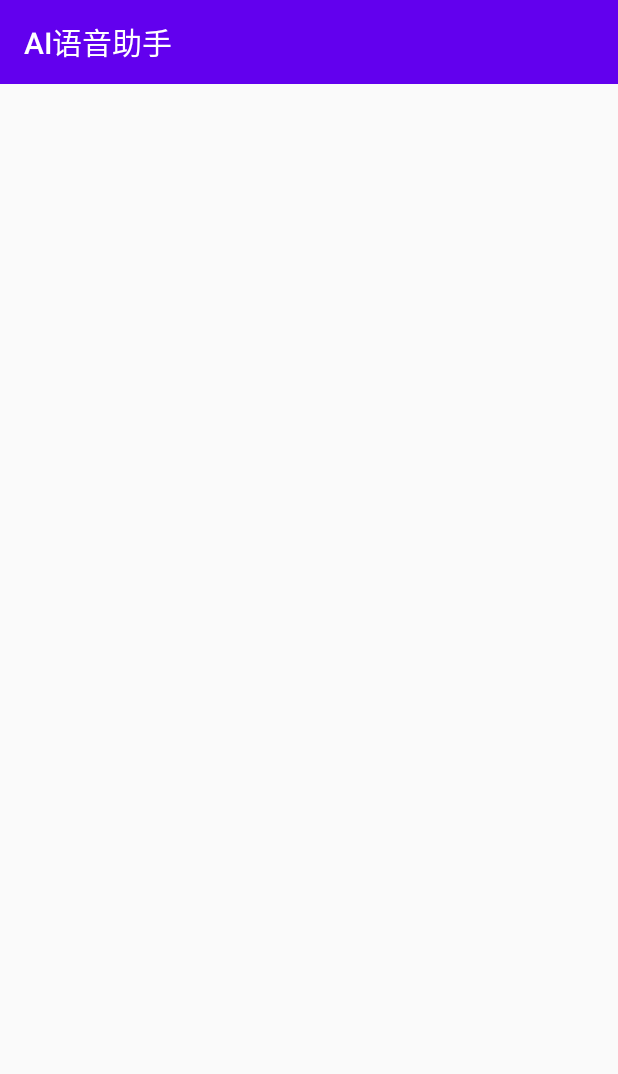
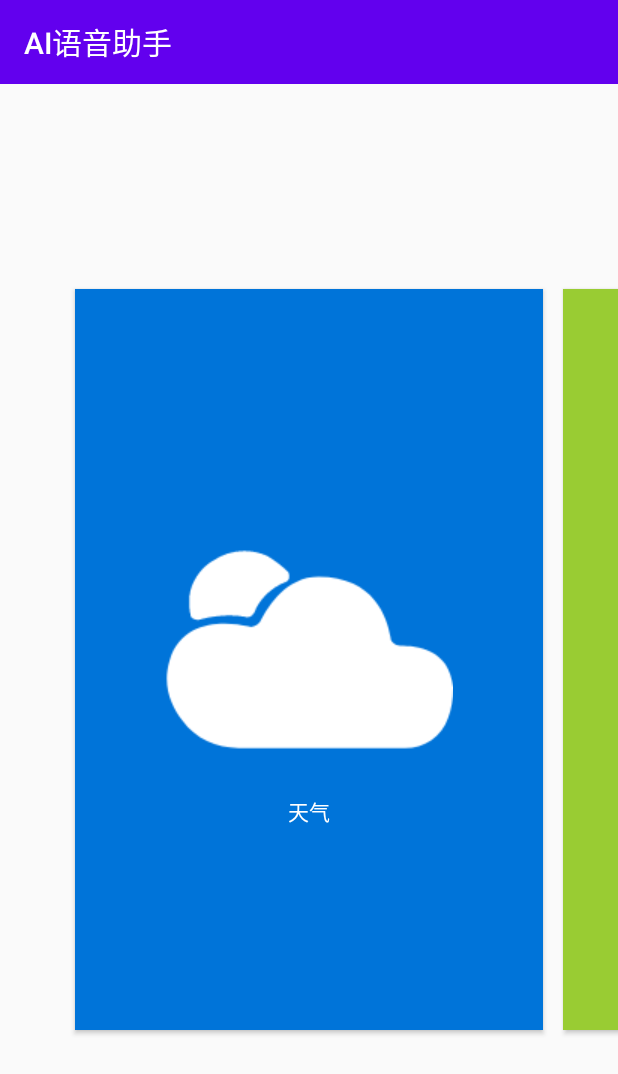
Before and after one commit to LiangLliu/AIVoiceApp, an Android app: the screen it shows after launch (MainActivity), on a phone screen of 412 x 824 dp. Shown: the top 1074 px of the screen. Run offline under Robolectric (Android 15) with nearby library versions, the phone set to English and light mode, and no system bars; libraries missing offline, so code that uses them is left out: com.alibaba.android, com.yanzhenjie.permission, com.zhy.magicviewpager; 2 statements that could not run were skipped.

Commit message:
封装 page adapter

```diff
--- a/app/src/main/java/com/edwin/aivoiceapp/MainActivity.kt
+++ b/app/src/main/java/com/edwin/aivoiceapp/MainActivity.kt
@@ -1,22 +1,32 @@
 package com.edwin.aivoiceapp
 
+import android.Manifest
 import android.content.Intent
+import android.content.pm.PackageManager
+import android.os.Build
+import android.view.View
+import android.widget.ImageView
+import android.widget.TextView
+import androidx.cardview.widget.CardView
+import com.edwin.aivoiceapp.data.MainListData
 import com.edwin.aivoiceapp.service.VoiceService
 import com.edwin.lib_base.base.BaseActivity
+import com.edwin.lib_base.base.adapter.BasePagerAdapter
 import com.edwin.lib_base.helper.ARouterHelper
-import com.edwin.lib_base.utils.L
-import com.edwin.lib_network.HttpManager
-import okhttp3.ResponseBody
-import retrofit2.Call
 
-import retrofit2.Callback
-import retrofit2.Response
+import com.yanzhenjie.permission.AndPermission
+import com.yanzhenjie.permission.runtime.Permission
+import com.zhy.magicviewpager.transformer.ScaleInTransformer
+import kotlinx.android.synthetic.main.activity_main.*
 
 
+@Suppress("DEPRECATION")
 class MainActivity : BaseActivity() {
 
 
-    private lateinit var mList: ArrayList<String>
+    private val mList = ArrayList<MainListData>()
+
+    private val mListView = ArrayList<View>()
 
 
     override fun getLayoutId(): Int {
@@ -33,33 +43,104 @@ class MainActivity : BaseActivity() {
 
 
     override fun initView() {
+        requestPermission()
 
-
-        startService(Intent(this, VoiceService::class.java))
-
-        testWeather()
-
-        ARouterHelper.startActivity(ARouterHelper.PATH_DEVELOPER)
+        initPagerData()
+        initPagerView()
 
     }
 
-    // https://www.juhe.cn/docs/api/id/73
-    private fun testWeather() {
+    /**
+     * 初始化View
+     */
+    private fun initPagerView() {
 
-        HttpManager.queryWeather("北京")
-            .enqueue(object : Callback<ResponseBody> {
-                override fun onFailure(call: Call<ResponseBody>, t: Throwable) {
-                    L.i("请求失败")
+        mViewPager.pageMargin = 20
+        mViewPager.offscreenPageLimit = mList.size
+        mViewPager.adapter = BasePagerAdapter(mListView)
+
     }
 
-                override fun onResponse(
-                    call: Call<ResponseBody>, response: Response<ResponseBody>
-                ) {
-                    L.i("请求成功：" + response.body()?.string())
+    /**
+     * 初始化数据
+     */
+    private fun initPagerData() {
+        val title = resources.getStringArray(R.array.MainTitleArray)
+        val color = resources.getIntArray(R.array.MainColorArray)
+        val icon = resources.obtainTypedArray(R.array.MainIconArray)
+        mViewPager.setPageTransformer(true, ScaleInTransformer())
+
+        for ((index, value) in title.withIndex()) {
+            mList.add(MainListData(value, icon.getResourceId(index, 0), color[index]))
         }
 
-            })
+
+        val windowHeight = windowManager.defaultDisplay.height
+
+        mList.forEach {
+            val view = View.inflate(this, R.layout.layout_main_list, null)
+
+            val mCvMainView = view.findViewById<CardView>(R.id.mCvMainView)
+            val mIvMainIcon = view.findViewById<ImageView>(R.id.mIvMainIcon)
+            val mTvMainText = view.findViewById<TextView>(R.id.mTvMainText)
+
+            mCvMainView.setBackgroundColor(it.color)
+            mIvMainIcon.setImageResource(it.icon)
+            mTvMainText.text = it.title
+
+            mCvMainView.layoutParams?.let { lp ->
+                lp.height = windowHeight / 5 * 3
+            }
+
+
+            // 点击事件
+            view.setOnClickListener { _ ->
+                when (it.icon) {
+                    R.drawable.img_main_weather -> ARouterHelper.startActivity(ARouterHelper.PATH_WEATHER)
+                    R.drawable.img_mian_contell -> ARouterHelper.startActivity(ARouterHelper.PATH_CONSTELLATION)
+                    R.drawable.img_main_joke_icon -> ARouterHelper.startActivity(ARouterHelper.PATH_JOKE)
+                    R.drawable.img_main_map_icon -> ARouterHelper.startActivity(ARouterHelper.PATH_MAP)
+                    R.drawable.img_main_app_manager -> ARouterHelper.startActivity(ARouterHelper.PATH_APP_MANAGER)
+                    R.drawable.img_main_voice_setting -> ARouterHelper.startActivity(ARouterHelper.PATH_VOICE_SETTING)
+                    R.drawable.img_main_system_setting -> ARouterHelper.startActivity(ARouterHelper.PATH_SETTING)
+                    R.drawable.img_main_developer -> ARouterHelper.startActivity(ARouterHelper.PATH_DEVELOPER)
+                }
+            }
+
+            mListView.add(view)
+        }
+    }
+
+    /**
+     * 申请权限
+     */
+    private fun requestPermission() {
+
+        if (Build.VERSION.SDK_INT >= Build.VERSION_CODES.M) {
+            if (checkSelfPermission(Manifest.permission.RECORD_AUDIO) == PackageManager.PERMISSION_DENIED) {
+                linkService()
+            } else {
+                // 请求权限
+                AndPermission.with(this)
+                    .runtime()
+                    .permission(Permission.RECORD_AUDIO)
+                    .onGranted { linkService() }
+                    .start()
+
+            }
+        } else {
+            linkService()
         }
 
 
     }
+
+
+    // 连接服务
+    private fun linkService() {
+
+
+        startService(Intent(this, VoiceService::class.java))
+    }
+
+}
--- /dev/null
+++ b/app/src/main/java/com/edwin/aivoiceapp/data/KtData.kt
@@ -0,0 +1,7 @@
+package com.edwin.aivoiceapp.data
+
+data class MainListData(
+    val title: String,
+    val icon: Int,
+    val color: Int
+)
--- a/app/src/main/res/layout/activity_main.xml
+++ b/app/src/main/res/layout/activity_main.xml
@@ -1,16 +1,16 @@
 <?xml version="1.0" encoding="utf-8"?>
 <LinearLayout xmlns:android="http://schemas.android.com/apk/res/android"
-
     android:layout_width="match_parent"
     android:layout_height="match_parent"
-    android:orientation="vertical"
+    android:clipChildren="false"
+    android:orientation="vertical">
 
-    >
-
-    <androidx.recyclerview.widget.RecyclerView
-        android:id="@+id/mRecyclerView"
+    <androidx.viewpager.widget.ViewPager
+        android:id="@+id/mViewPager"
         android:layout_width="match_parent"
-        android:layout_height="match_parent"/>
-
+        android:layout_height="match_parent"
+        android:layout_marginStart="50dp"
+        android:layout_marginEnd="50dp"
+        android:clipChildren="false" />
 
 </LinearLayout>
--- /dev/null
+++ b/app/src/main/res/layout/layout_main_list.xml
@@ -0,0 +1,37 @@
+<?xml version="1.0" encoding="utf-8"?>
+<RelativeLayout xmlns:android="http://schemas.android.com/apk/res/android"
+    xmlns:app="http://schemas.android.com/apk/res-auto"
+    android:layout_width="wrap_content"
+    android:layout_height="wrap_content">
+
+    <androidx.cardview.widget.CardView
+        android:id="@+id/mCvMainView"
+        android:layout_width="match_parent"
+        android:layout_height="wrap_content"
+        android:layout_centerInParent="true"
+        android:background="?android:attr/selectableItemBackground"
+        app:cardCornerRadius="10dp">
+
+        <LinearLayout
+            android:layout_width="match_parent"
+            android:layout_height="match_parent"
+            android:gravity="center"
+            android:orientation="vertical">
+
+            <ImageView
+                android:id="@+id/mIvMainIcon"
+                android:layout_width="wrap_content"
+                android:layout_height="wrap_content" />
+
+            <TextView
+                android:id="@+id/mTvMainText"
+                android:layout_width="wrap_content"
+                android:layout_height="wrap_content"
+                android:layout_marginTop="10dp"
+                android:textColor="@android:color/white" />
+
+        </LinearLayout>
+
+    </androidx.cardview.widget.CardView>
+
+</RelativeLayout>
--- a/app/src/main/res/values/strings.xml
+++ b/app/src/main/res/values/strings.xml
@@ -1,3 +1,30 @@
 <resources>
     <string name="app_name">AI语音助手</string>
+
+
+    <!--主页列表图标-->
+    <string-array name="MainIconArray">
+        <item>@drawable/img_main_weather</item>
+        <item>@drawable/img_mian_contell</item>
+        <item>@drawable/img_main_joke_icon</item>
+        <item>@drawable/img_main_map_icon</item>
+        <item>@drawable/img_main_app_manager</item>
+        <item>@drawable/img_main_voice_setting</item>
+        <item>@drawable/img_main_system_setting</item>
+        <item>@drawable/img_main_developer</item>
+    </string-array>
+
+
+    <!--主页列表颜色-->
+    <array name="MainColorArray">
+        <item>@color/colorWeather</item>
+        <item>@color/colorConstell</item>
+        <item>@color/colorJoke</item>
+        <item>@color/colorMap</item>
+        <item>@color/colorAppManager</item>
+        <item>@color/colorVoiceSetting</item>
+        <item>@color/colorAppSystemSetting</item>
+        <item>@color/colorAppDeveloper</item>
+    </array>
+
 </resources>
--- a/buildSrc/src/main/kotlin/KotlinConstants.kt
+++ b/buildSrc/src/main/kotlin/KotlinConstants.kt
@@ -62,6 +62,20 @@ object DependenciesConfig {
     const val RETROFIT = "com.squareup.retrofit2:retrofit:2.9.0"
     const val RETROFIT_GSON = "com.squareup.retrofit2:converter-gson:2.9.0"
 
+    // ViewPage
+    const val VIEW_PAGER = "com.zhy:magic-viewpager:1.0.1"
+    const val MATERIAL = "com.google.android.material:material:1.0.0"
+
+    //Lottie
+    const val LOTTIE = "com.airbnb.android:lottie:3.4.0"
+
+    //刷新
+    const val REFRESH_KERNEL = "com.scwang.smart:refresh-layout-kernel:2.0.1"
+    const val REFRESH_HEADER = "com.scwang.smart:refresh-header-classics:2.0.1"
+    const val REFRESH_FOOT = "com.scwang.smart:refresh-footer-classics:2.0.1"
+
+    //图表
+    const val CHART = "com.github.PhilJay:MPAndroidChart:v3.1.0"
 
 }
 
--- a/lib_base/build.gradle.kts
+++ b/lib_base/build.gradle.kts
@@ -60,6 +60,9 @@ dependencies {
     //   permissions
     api(DependenciesConfig.AND_PERMISSIONS)
 
+    // ViewPager
+    api(DependenciesConfig.VIEW_PAGER)
+    api(DependenciesConfig.MATERIAL)
 
 
     api(project(":lib_network"))
--- /dev/null
+++ b/lib_base/src/main/java/com/edwin/lib_base/base/adapter/BasePagerAdapter.kt
@@ -0,0 +1,25 @@
+package com.edwin.lib_base.base.adapter
+
+import android.view.View
+import android.view.ViewGroup
+import androidx.viewpager.widget.PagerAdapter
+import androidx.viewpager.widget.ViewPager
+
+class BasePagerAdapter(private val mList: List<View>) : PagerAdapter() {
+    override fun isViewFromObject(view: View, `object`: Any): Boolean {
+        return view == `object`
+    }
+
+    override fun getCount(): Int {
+        return mList.size
+    }
+
+    override fun instantiateItem(container: ViewGroup, position: Int): Any {
+        (container as ViewPager).addView(mList[position])
+        return mList[position]
+    }
+
+    override fun destroyItem(container: ViewGroup, position: Int, `object`: Any) {
+        (container as ViewPager).removeView(mList[position])
+    }
+}
--- a/lib_base/src/main/res/values/strings.xml
+++ b/lib_base/src/main/res/values/strings.xml
@@ -46,4 +46,18 @@
         <item>启动电话</item>
     </array>
 
+    <!--主页列表标题-->
+    <array name="MainTitleArray">
+        <item>天气</item>
+        <item>星座</item>
+        <item>笑话</item>
+        <item>地图</item>
+        <item>应用管理</item>
+        <item>语音设置</item>
+        <item>系统设置</item>
+        <item>开发者模式</item>
+    </array>
+
+
+
 </resources>
```
Also changed, not shown: app/src/main/res/drawable/img_main_app_manager.png (added), app/src/main/res/drawable/img_main_developer.png (added), app/src/main/res/drawable/img_main_joke_icon.png (added), app/src/main/res/drawable/img_main_map_icon.png (added), app/src/main/res/drawable/img_main_system_setting.png (added), app/src/main/res/drawable/img_main_voice_setting.png (added), app/src/main/res/drawable/img_main_weather.png (added), app/src/main/res/drawable/img_menu.png (added), app/src/main/res/drawable/img_mian_contell.png (added). Lines whose indentation alone changed are shown as unchanged.
